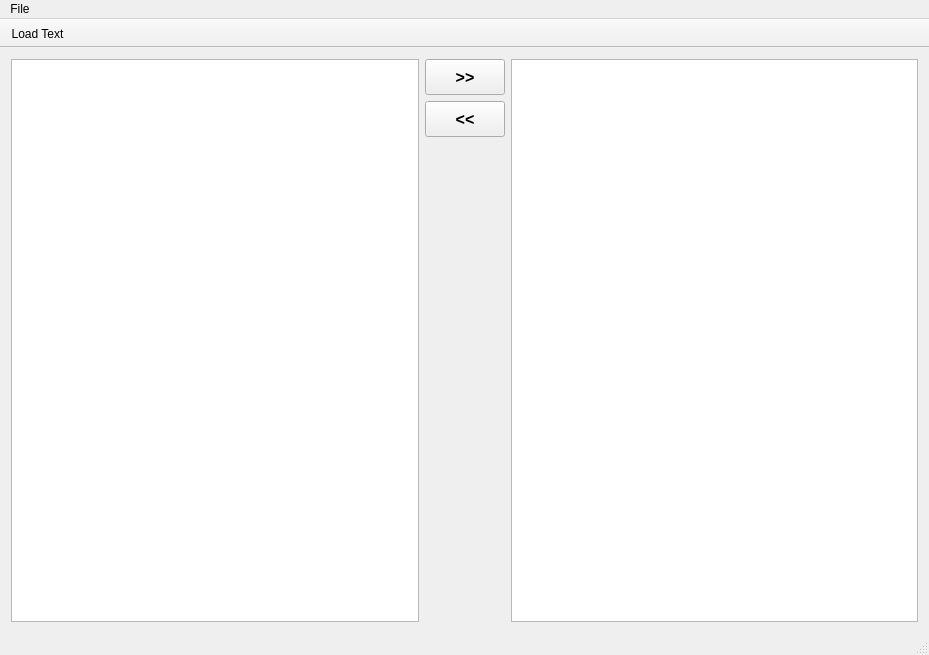
This is mainwindow.ui in ariel181/MorseCodeTranslator as Qt 5 draws it before an edit. The edited form follows.
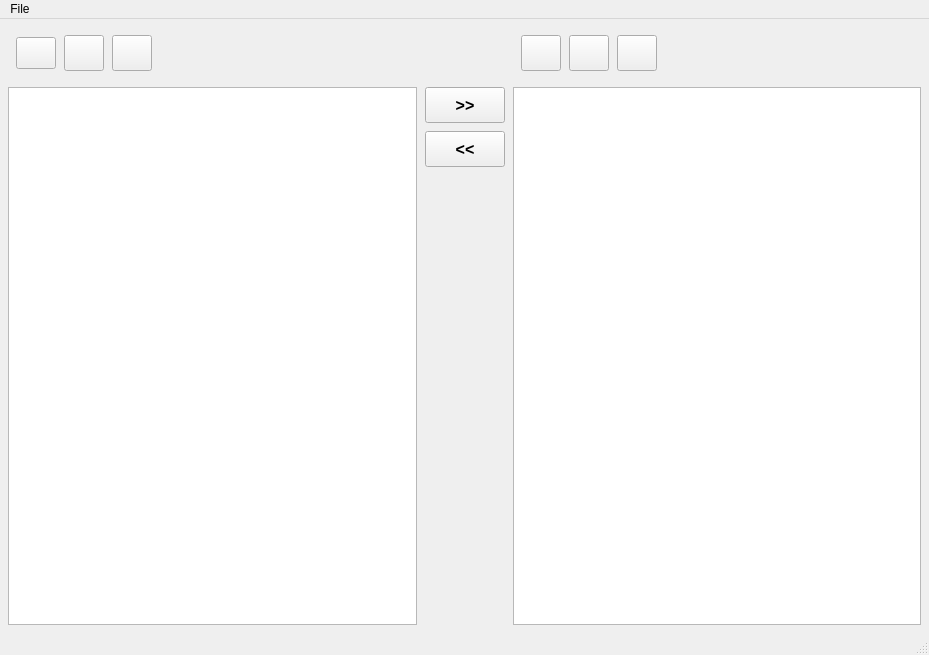
This is the edited form. Icons and pictures are not drawn.

Patch:
```diff
--- a/mainwindow.ui
+++ b/mainwindow.ui
@@ -15,7 +15,25 @@
   </property>
   <widget class="QWidget" name="centralWidget">
    <layout class="QGridLayout" name="gridLayout">
-    <item row="0" column="1">
+    <property name="leftMargin">
+     <number>8</number>
+    </property>
+    <property name="topMargin">
+     <number>8</number>
+    </property>
+    <property name="rightMargin">
+     <number>8</number>
+    </property>
+    <property name="bottomMargin">
+     <number>8</number>
+    </property>
+    <property name="spacing">
+     <number>8</number>
+    </property>
+    <item row="1" column="3" rowspan="3">
+     <widget class="QPlainTextEdit" name="pTMors"/>
+    </item>
+    <item row="1" column="1">
      <widget class="QPushButton" name="pbToMors">
       <property name="minimumSize">
        <size>
@@ -35,7 +53,7 @@
       </property>
      </widget>
     </item>
-    <item row="1" column="1">
+    <item row="2" column="1">
      <widget class="QPushButton" name="pbToText">
       <property name="minimumSize">
        <size>
@@ -55,7 +73,98 @@
       </property>
      </widget>
     </item>
-    <item row="2" column="1">
+    <item row="0" column="3">
+     <widget class="QFrame" name="frame">
+      <property name="frameShape">
+       <enum>QFrame::NoFrame</enum>
+      </property>
+      <property name="frameShadow">
+       <enum>QFrame::Raised</enum>
+      </property>
+      <layout class="QHBoxLayout" name="horizontalLayout">
+       <property name="spacing">
+        <number>8</number>
+       </property>
+       <property name="leftMargin">
+        <number>8</number>
+       </property>
+       <property name="topMargin">
+        <number>8</number>
+       </property>
+       <property name="rightMargin">
+        <number>8</number>
+       </property>
+       <property name="bottomMargin">
+        <number>8</number>
+       </property>
+       <item>
+        <widget class="QPushButton" name="pbLoadMors">
+         <property name="minimumSize">
+          <size>
+           <width>24</width>
+           <height>36</height>
+          </size>
+         </property>
+         <property name="text">
+          <string/>
+         </property>
+         <property name="icon">
+          <iconset resource="rc.qrc">
+           <normaloff>:/img/img/folder.png</normaloff>:/img/img/folder.png</iconset>
+         </property>
+        </widget>
+       </item>
+       <item>
+        <widget class="QPushButton" name="pbSaveMors">
+         <property name="minimumSize">
+          <size>
+           <width>24</width>
+           <height>36</height>
+          </size>
+         </property>
+         <property name="text">
+          <string/>
+         </property>
+         <property name="icon">
+          <iconset resource="rc.qrc">
+           <normaloff>:/img/img/save.png</normaloff>:/img/img/save.png</iconset>
+         </property>
+        </widget>
+       </item>
+       <item>
+        <widget class="QPushButton" name="pbCleanMors">
+         <property name="minimumSize">
+          <size>
+           <width>24</width>
+           <height>36</height>
+          </size>
+         </property>
+         <property name="text">
+          <string/>
+         </property>
+         <property name="icon">
+          <iconset resource="rc.qrc">
+           <normaloff>:/img/img/broom.png</normaloff>:/img/img/broom.png</iconset>
+         </property>
+        </widget>
+       </item>
+       <item>
+        <spacer name="horizontalSpacer_2">
+         <property name="orientation">
+          <enum>Qt::Horizontal</enum>
+         </property>
+         <property name="sizeHint" stdset="0">
+          <size>
+           <width>40</width>
+           <height>20</height>
+          </size>
+         </property>
+        </spacer>
+       </item>
+      </layout>
+     </widget>
+    </item>
+    <item row="3" column="1">
      <spacer name="verticalSpacer">
       <property name="orientation">
        <enum>Qt::Vertical</enum>
@@ -68,10 +177,98 @@
       </property>
      </spacer>
     </item>
-    <item row="0" column="2" rowspan="3">
-     <widget class="QPlainTextEdit" name="pTMors"/>
+    <item row="0" column="0">
+     <widget class="QFrame" name="frame_2">
+      <property name="frameShape">
+       <enum>QFrame::NoFrame</enum>
+      </property>
+      <property name="frameShadow">
+       <enum>QFrame::Raised</enum>
+      </property>
+      <layout class="QHBoxLayout" name="horizontalLayout_2">
+       <property name="spacing">
+        <number>8</number>
+       </property>
+       <property name="leftMargin">
+        <number>8</number>
+       </property>
+       <property name="topMargin">
+        <number>8</number>
+       </property>
+       <property name="rightMargin">
+        <number>8</number>
+       </property>
+       <property name="bottomMargin">
+        <number>8</number>
+       </property>
+       <item>
+        <widget class="QPushButton" name="pbLoadText">
+         <property name="minimumSize">
+          <size>
+           <width>24</width>
+           <height>32</height>
+          </size>
+         </property>
+         <property name="text">
+          <string/>
+         </property>
+         <property name="icon">
+          <iconset resource="rc.qrc">
+           <normaloff>:/img/img/folder.png</normaloff>:/img/img/folder.png</iconset>
+         </property>
+        </widget>
+       </item>
+       <item>
+        <widget class="QPushButton" name="pbSaveText">
+         <property name="minimumSize">
+          <size>
+           <width>24</width>
+           <height>36</height>
+          </size>
+         </property>
+         <property name="text">
+          <string/>
+         </property>
+         <property name="icon">
+          <iconset resource="rc.qrc">
+           <normaloff>:/img/img/save.png</normaloff>:/img/img/save.png</iconset>
+         </property>
+        </widget>
+       </item>
+       <item>
+        <widget class="QPushButton" name="pbCleanText">
+         <property name="minimumSize">
+          <size>
+           <width>24</width>
+           <height>36</height>
+          </size>
+         </property>
+         <property name="text">
+          <string/>
+         </property>
+         <property name="icon">
+          <iconset resource="rc.qrc">
+           <normaloff>:/img/img/broom.png</normaloff>:/img/img/broom.png</iconset>
+         </property>
+        </widget>
+       </item>
+       <item>
+        <spacer name="horizontalSpacer">
+         <property name="orientation">
+          <enum>Qt::Horizontal</enum>
+         </property>
+         <property name="sizeHint" stdset="0">
+          <size>
+           <width>40</width>
+           <height>20</height>
+          </size>
+         </property>
+        </spacer>
+       </item>
+      </layout>
+     </widget>
     </item>
-    <item row="0" column="0" rowspan="3">
+    <item row="1" column="0" rowspan="3">
      <widget class="QPlainTextEdit" name="pTText"/>
     </item>
    </layout>
@@ -99,18 +296,6 @@
    </widget>
    <addaction name="menuFile"/>
   </widget>
-  <widget class="QToolBar" name="mainToolBar">
-   <property name="movable">
-    <bool>false</bool>
-   </property>
-   <attribute name="toolBarArea">
-    <enum>TopToolBarArea</enum>
-   </attribute>
-   <attribute name="toolBarBreak">
-    <bool>false</bool>
-   </attribute>
-   <addaction name="actionLoad_Text"/>
-  </widget>
   <widget class="QStatusBar" name="statusBar"/>
   <action name="actionLoad_Text">
    <property name="text">
```
Left out of the diff: 36 changed lines with no effect on the pictures.
